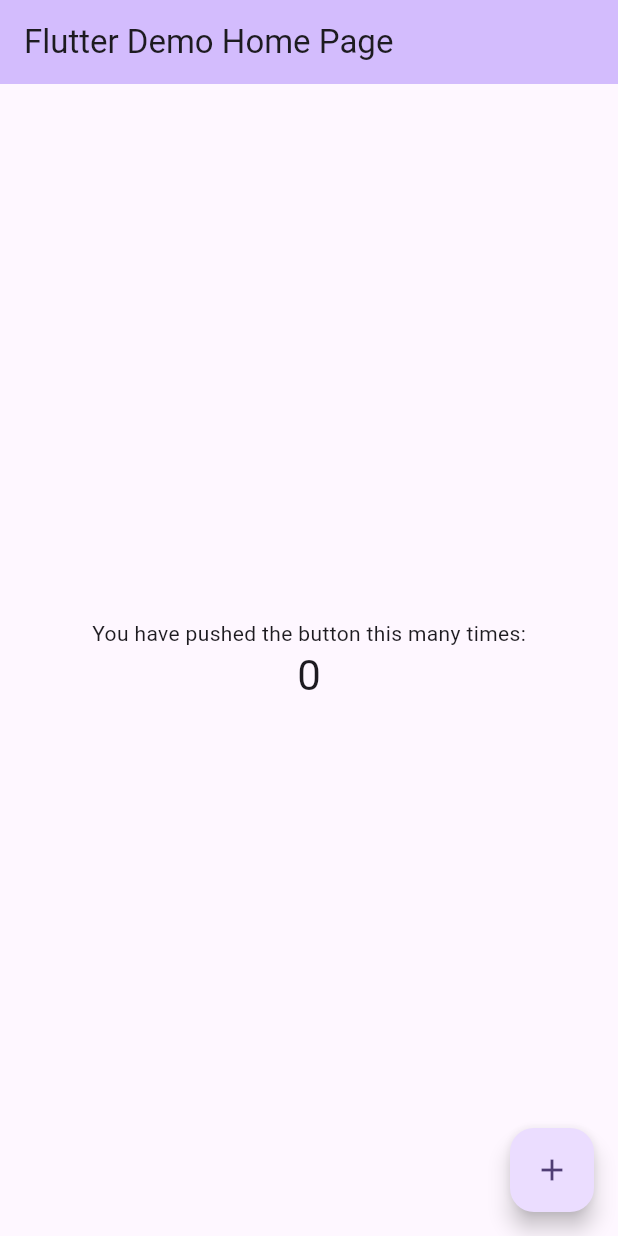
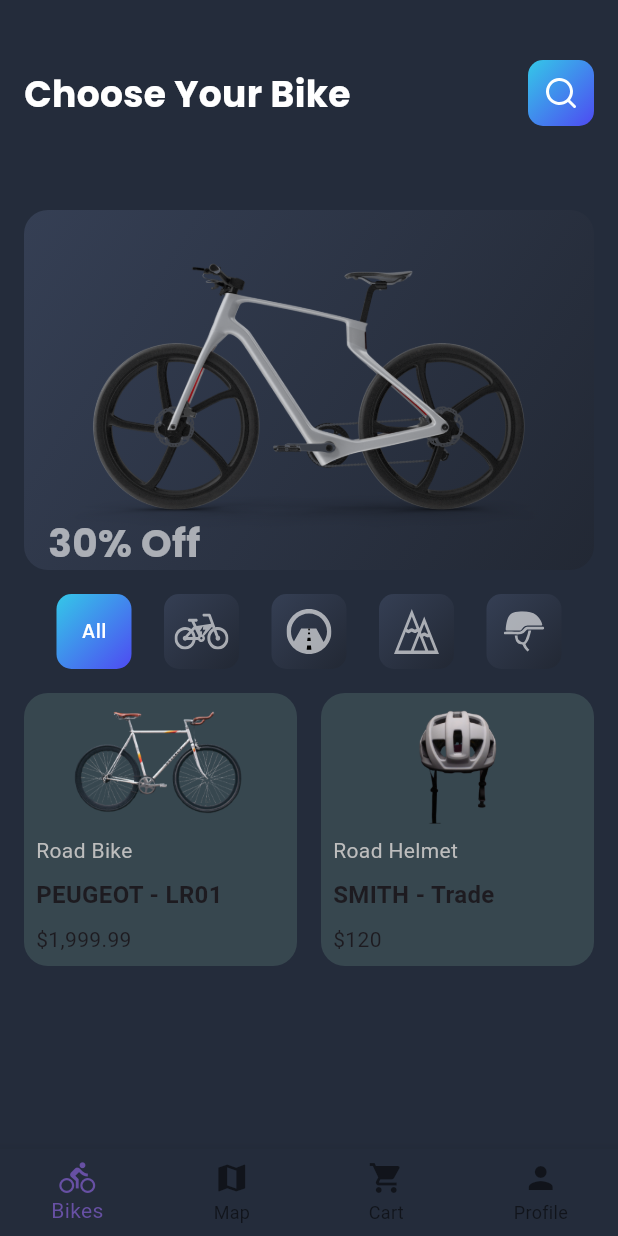
Before and after one commit to fahrizaziz/bikerapps, a Flutter app: the screen it shows after launch, on a phone screen of 412 x 824 dp. Run offline on Flutter 3.47's test engine with Material 3 defaults, Android fonts, the phone set to English and light mode, and no system bars; our stand-ins replace flutter_svg, go_router, google_fonts.

Commit message:
Home View

```diff
--- /dev/null
+++ b/lib/View/error_view.dart
@@ -0,0 +1,22 @@
+import 'package:flutter/material.dart';
+import 'package:go_router/go_router.dart';
+
+class ErrorView extends StatelessWidget {
+  final GoException? error;
+  const ErrorView({
+    super.key,
+    this.error,
+  });
+
+  @override
+  Widget build(BuildContext context) {
+    return Scaffold(
+      appBar: AppBar(
+        title: const Text('Error'),
+      ),
+      body: Center(
+        child: Text('An error occurred: ${error.toString()}'),
+      ),
+    );
+  }
+}
--- /dev/null
+++ b/lib/View/home_view.dart
@@ -0,0 +1,336 @@
+import 'package:flutter/material.dart';
+import 'package:flutter_svg/flutter_svg.dart';
+import 'package:google_fonts/google_fonts.dart';
+
+class HomeView extends StatelessWidget {
+  const HomeView({super.key});
+
+  @override
+  Widget build(BuildContext context) {
+    return Scaffold(
+      backgroundColor: const Color(
+        0xFF242C3B,
+      ),
+      body: Stack(
+        children: [
+          Column(
+            children: [
+              Container(
+                padding: const EdgeInsets.symmetric(
+                  horizontal: 16,
+                  vertical: 40,
+                ),
+                child: Row(
+                  mainAxisAlignment: MainAxisAlignment.spaceBetween,
+                  children: [
+                    Text(
+                      'Choose Your Bike',
+                      style: GoogleFonts.poppins(
+                        color: Colors.white,
+                        fontSize: 24,
+                        fontWeight: FontWeight.bold,
+                      ),
+                    ),
+                    Container(
+                      height: 44,
+                      width: 44,
+                      decoration: const BoxDecoration(
+                        gradient: LinearGradient(
+                          colors: [
+                            Color(
+                              0xFF34C8E8,
+                            ),
+                            Color(
+                              0xFF4E4AF2,
+                            ),
+                          ],
+                          begin: Alignment.topLeft,
+                          end: Alignment.bottomRight,
+                        ),
+                        borderRadius: BorderRadius.all(
+                          Radius.circular(
+                            10.0,
+                          ),
+                        ),
+                      ),
+                      child: Center(
+                        child: SvgPicture.asset(
+                          'assets/vector/search.svg',
+                        ),
+                      ),
+                    ),
+                  ],
+                ),
+              ),
+              Container(
+                height: 240.0,
+                margin: const EdgeInsets.all(
+                  16.0,
+                ),
+                decoration: BoxDecoration(
+                  borderRadius: BorderRadius.circular(
+                    16.0,
+                  ),
+                  image: const DecorationImage(
+                    image: AssetImage(
+                      'assets/image/bhome.png',
+                    ),
+                  ),
+                  gradient: const LinearGradient(
+                    colors: [
+                      Color(
+                        0xFF353F54,
+                      ),
+                      Color(
+                        0xFF222834,
+                      ),
+                    ],
+                    begin: Alignment.topLeft,
+                    end: Alignment.bottomRight,
+                  ),
+                ),
+                child: Padding(
+                  padding: const EdgeInsets.symmetric(
+                    horizontal: 16.0,
+                  ),
+                  child: Align(
+                    alignment: Alignment.bottomLeft,
+                    child: Text(
+                      '30% Off',
+                      style: GoogleFonts.poppins(
+                        fontWeight: FontWeight.bold,
+                        fontSize: 26.0,
+                        color: const Color(
+                          0xFFFFFFFF,
+                        ).withOpacity(
+                          0.6,
+                        ),
+                      ),
+                    ),
+                  ),
+                ),
+              ),
+              Container(
+                margin: const EdgeInsets.symmetric(
+                  horizontal: 16.0,
+                ),
+                child: const Row(
+                  mainAxisAlignment: MainAxisAlignment.spaceEvenly,
+                  children: [
+                    Category(
+                      text: 'All',
+                      gradientColors: [
+                        Color(
+                          0xFF34C8E8,
+                        ),
+                        Color(
+                          0xFF4E4AF2,
+                        ),
+                      ],
+                    ),
+                    Category(
+                      iconPath: 'assets/vector/iconbic.svg',
+                      gradientColors: [
+                        Color(
+                          0xFF353F54,
+                        ),
+                        Color(
+                          0xFF222834,
+                        ),
+                      ],
+                    ),
+                    Category(
+                      iconPath: 'assets/vector/iconro.svg',
+                      gradientColors: [
+                        Color(
+                          0xFF353F54,
+                        ),
+                        Color(
+                          0xFF222834,
+                        ),
+                      ],
+                    ),
+                    Category(
+                      iconPath: 'assets/vector/iconmou.svg',
+                      gradientColors: [
+                        Color(
+                          0xFF353F54,
+                        ),
+                        Color(
+                          0xFF222834,
+                        ),
+                      ],
+                    ),
+                    Category(
+                      iconPath: 'assets/vector/iconhel.svg',
+                      gradientColors: [
+                        Color(
+                          0xFF353F54,
+                        ),
+                        Color(
+                          0xFF222834,
+                        ),
+                      ],
+                    ),
+                  ],
+                ),
+              ),
+              Expanded(
+                child: GridView.count(
+                  crossAxisCount: 2,
+                  padding: const EdgeInsets.all(
+                    16.0,
+                  ),
+                  crossAxisSpacing: 16,
+                  mainAxisSpacing: 16,
+                  children: [
+                    _productCard(
+                      'Road Bike',
+                      'PEUGEOT - LR01',
+                      '1,999.99',
+                      'assets/image/bigpro.png',
+                    ),
+                    _productCard(
+                      'Road Helmet',
+                      'SMITH - Trade',
+                      '120',
+                      'assets/image/helmet.png',
+                    ),
+                  ],
+                ),
+              ),
+            ],
+          ),
+        ],
+      ),
+      bottomNavigationBar: BottomNavigationBar(
+        type: BottomNavigationBarType.fixed,
+        backgroundColor: const Color(
+          0xFF242C3B,
+        ),
+        currentIndex: 0,
+        items: const [
+          BottomNavigationBarItem(
+            icon: Icon(Icons.directions_bike),
+            label: 'Bikes',
+          ),
+          BottomNavigationBarItem(
+            icon: Icon(Icons.map),
+            label: 'Map',
+          ),
+          BottomNavigationBarItem(
+            icon: Icon(Icons.shopping_cart),
+            label: 'Cart',
+          ),
+          BottomNavigationBarItem(
+            icon: Icon(Icons.person),
+            label: 'Profile',
+          ),
+        ],
+      ),
+    );
+  }
+}
+
+Widget _productCard(
+  String category,
+  String name,
+  String price,
+  String image,
+) {
+  return Container(
+    decoration: BoxDecoration(
+      borderRadius: BorderRadius.circular(
+        16.0,
+      ),
+      color: Colors.blueGrey[800],
+    ),
+    child: Column(
+      crossAxisAlignment: CrossAxisAlignment.start,
+      children: [
+        Expanded(
+          child: ClipRRect(
+            borderRadius: const BorderRadius.vertical(
+              top: Radius.circular(
+                16.0,
+              ),
+            ),
+            child: Center(
+              child: Image.asset(
+                image,
+                fit: BoxFit.cover,
+              ),
+            ),
+          ),
+        ),
+        Padding(
+          padding: const EdgeInsets.all(8.0),
+          child: Text(
+            category,
+            style: TextStyle(
+              color: Colors.grey[400],
+            ),
+          ),
+        ),
+        Padding(
+          padding: const EdgeInsets.symmetric(horizontal: 8.0),
+          child: Text(
+            name,
+            style: const TextStyle(
+              fontWeight: FontWeight.bold,
+              fontSize: 16.0,
+            ),
+          ),
+        ),
+        Padding(
+          padding: const EdgeInsets.all(8.0),
+          child: Text('\$$price'),
+        ),
+      ],
+    ),
+  );
+}
+
+class Category extends StatelessWidget {
+  final String? text;
+  final String? iconPath;
+  final List<Color> gradientColors;
+  const Category({
+    super.key,
+    this.text,
+    this.iconPath,
+    required this.gradientColors,
+  });
+
+  @override
+  Widget build(BuildContext context) {
+    return Container(
+      height: 50,
+      width: 50,
+      decoration: BoxDecoration(
+        borderRadius: BorderRadius.circular(
+          10.0,
+        ),
+        gradient: LinearGradient(
+          colors: gradientColors,
+          begin: Alignment.topLeft,
+          end: Alignment.bottomRight,
+        ),
+      ),
+      child: Center(
+        child: text != null
+            ? Text(
+                text!,
+                style: GoogleFonts.poppins(
+                  fontSize: 13,
+                  fontWeight: FontWeight.w500,
+                  color: Colors.white,
+                ),
+              )
+            : SvgPicture.asset(
+                iconPath!,
+              ),
+      ),
+    );
+  }
+}
--- /dev/null
+++ b/lib/ViewModel/app_route.dart
@@ -0,0 +1,26 @@
+import 'package:bikerapps/View/home_view.dart';
+import 'package:flutter/material.dart';
+import 'package:go_router/go_router.dart';
+
+import '../View/error_view.dart';
+
+class AppRoute {
+  final GoRouter router;
+  AppRoute()
+      : router = GoRouter(
+          navigatorKey: GlobalKey<NavigatorState>(),
+          debugLogDiagnostics: true,
+          errorBuilder: (context, state) {
+            return ErrorView(
+              error: state.error,
+            );
+          },
+          initialLocation: '/home',
+          routes: [
+            GoRoute(
+              path: '/home',
+              builder: (context, state) => const HomeView(),
+            ),
+          ],
+        );
+}
--- /dev/null
+++ b/lib/initial_app.dart
@@ -0,0 +1,20 @@
+import 'package:flutter/material.dart';
+
+import 'ViewModel/app_route.dart';
+
+class InitialApp extends StatefulWidget {
+  const InitialApp({super.key});
+
+  @override
+  State<InitialApp> createState() => _InitialAppState();
+}
+
+class _InitialAppState extends State<InitialApp> {
+  @override
+  Widget build(BuildContext context) {
+    return MaterialApp.router(
+      debugShowCheckedModeBanner: false,
+      routerConfig: AppRoute().router,
+    );
+  }
+}
--- a/lib/main.dart
+++ b/lib/main.dart
@@ -1,125 +1,8 @@
+import 'package:bikerapps/initial_app.dart';
 import 'package:flutter/material.dart';
 
 void main() {
-  runApp(const MyApp());
+  runApp(
+    const InitialApp(),
+  );
 }
-
-class MyApp extends StatelessWidget {
-  const MyApp({super.key});
-
-  // This widget is the root of your application.
-  @override
-  Widget build(BuildContext context) {
-    return MaterialApp(
-      title: 'Flutter Demo',
-      theme: ThemeData(
-        // This is the theme of your application.
-        //
-        // TRY THIS: Try running your application with "flutter run". You'll see
-        // the application has a purple toolbar. Then, without quitting the app,
-        // try changing the seedColor in the colorScheme below to Colors.green
-        // and then invoke "hot reload" (save your changes or press the "hot
-        // reload" button in a Flutter-supported IDE, or press "r" if you used
-        // the command line to start the app).
-        //
-        // Notice that the counter didn't reset back to zero; the application
-        // state is not lost during the reload. To reset the state, use hot
-        // restart instead.
-        //
-        // This works for code too, not just values: Most code changes can be
-        // tested with just a hot reload.
-        colorScheme: ColorScheme.fromSeed(seedColor: Colors.deepPurple),
-        useMaterial3: true,
-      ),
-      home: const MyHomePage(title: 'Flutter Demo Home Page'),
-    );
-  }
-}
-
-class MyHomePage extends StatefulWidget {
-  const MyHomePage({super.key, required this.title});
-
-  // This widget is the home page of your application. It is stateful, meaning
-  // that it has a State object (defined below) that contains fields that affect
-  // how it looks.
-
-  // This class is the configuration for the state. It holds the values (in this
-  // case the title) provided by the parent (in this case the App widget) and
-  // used by the build method of the State. Fields in a Widget subclass are
-  // always marked "final".
-
-  final String title;
-
-  @override
-  State<MyHomePage> createState() => _MyHomePageState();
-}
-
-class _MyHomePageState extends State<MyHomePage> {
-  int _counter = 0;
-
-  void _incrementCounter() {
-    setState(() {
-      // This call to setState tells the Flutter framework that something has
-      // changed in this State, which causes it to rerun the build method below
-      // so that the display can reflect the updated values. If we changed
-      // _counter without calling setState(), then the build method would not be
-      // called again, and so nothing would appear to happen.
-      _counter++;
-    });
-  }
-
-  @override
-  Widget build(BuildContext context) {
-    // This method is rerun every time setState is called, for instance as done
-    // by the _incrementCounter method above.
-    //
-    // The Flutter framework has been optimized to make rerunning build methods
-    // fast, so that you can just rebuild anything that needs updating rather
-    // than having to individually change instances of widgets.
-    return Scaffold(
-      appBar: AppBar(
-        // TRY THIS: Try changing the color here to a specific color (to
-        // Colors.amber, perhaps?) and trigger a hot reload to see the AppBar
-        // change color while the other colors stay the same.
-        backgroundColor: Theme.of(context).colorScheme.inversePrimary,
-        // Here we take the value from the MyHomePage object that was created by
-        // the App.build method, and use it to set our appbar title.
-        title: Text(widget.title),
-      ),
-      body: Center(
-        // Center is a layout widget. It takes a single child and positions it
-        // in the middle of the parent.
-        child: Column(
-          // Column is also a layout widget. It takes a list of children and
-          // arranges them vertically. By default, it sizes itself to fit its
-          // children horizontally, and tries to be as tall as its parent.
-          //
-          // Column has various properties to control how it sizes itself and
-          // how it positions its children. Here we use mainAxisAlignment to
-          // center the children vertically; the main axis here is the vertical
-          // axis because Columns are vertical (the cross axis would be
-          // horizontal).
-          //
-          // TRY THIS: Invoke "debug painting" (choose the "Toggle Debug Paint"
-          // action in the IDE, or press "p" in the console), to see the
-          // wireframe for each widget.
-          mainAxisAlignment: MainAxisAlignment.center,
-          children: <Widget>[
-            const Text(
-              'You have pushed the button this many times:',
-            ),
-            Text(
-              '$_counter',
-              style: Theme.of(context).textTheme.headlineMedium,
-            ),
-          ],
-        ),
-      ),
-      floatingActionButton: FloatingActionButton(
-        onPressed: _incrementCounter,
-        tooltip: 'Increment',
-        child: const Icon(Icons.add),
-      ), // This trailing comma makes auto-formatting nicer for build methods.
-    );
-  }
-}
```
Also changed, not shown: pubspec.yaml (+8 -6 lines), assets/image/bhome.png (added), assets/image/bigpro.png (added), assets/image/helmet.png (added), assets/vector/iconbic.svg (added), assets/vector/iconhel.svg (added), assets/vector/iconmou.svg (added), assets/vector/iconro.svg (added), assets/vector/search.svg (added), pubspec.lock, 11 other files.
